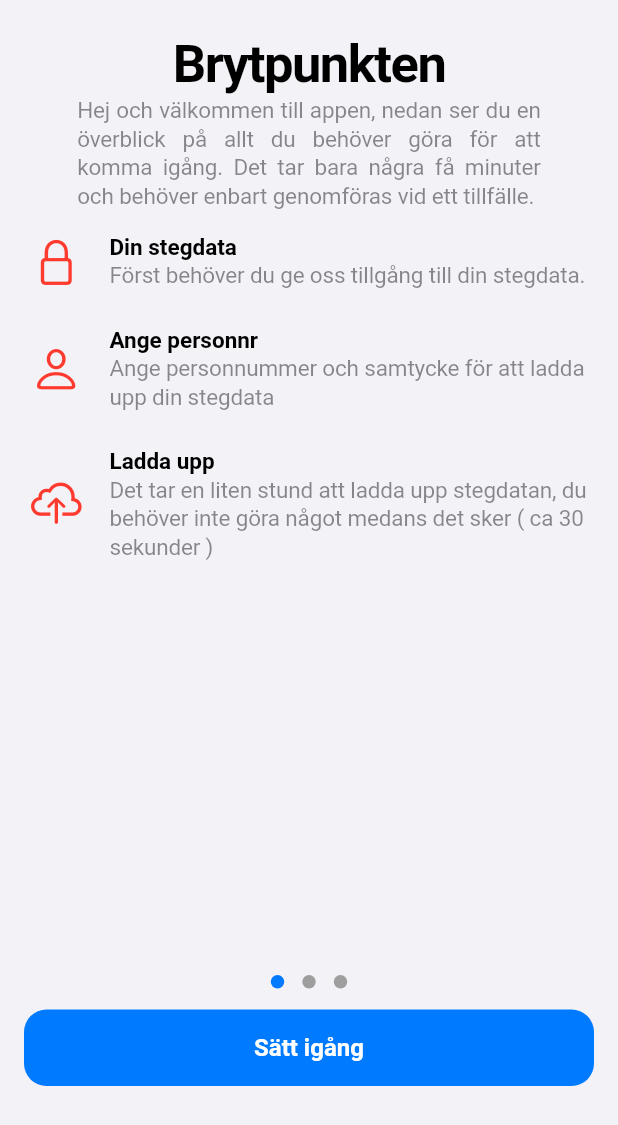
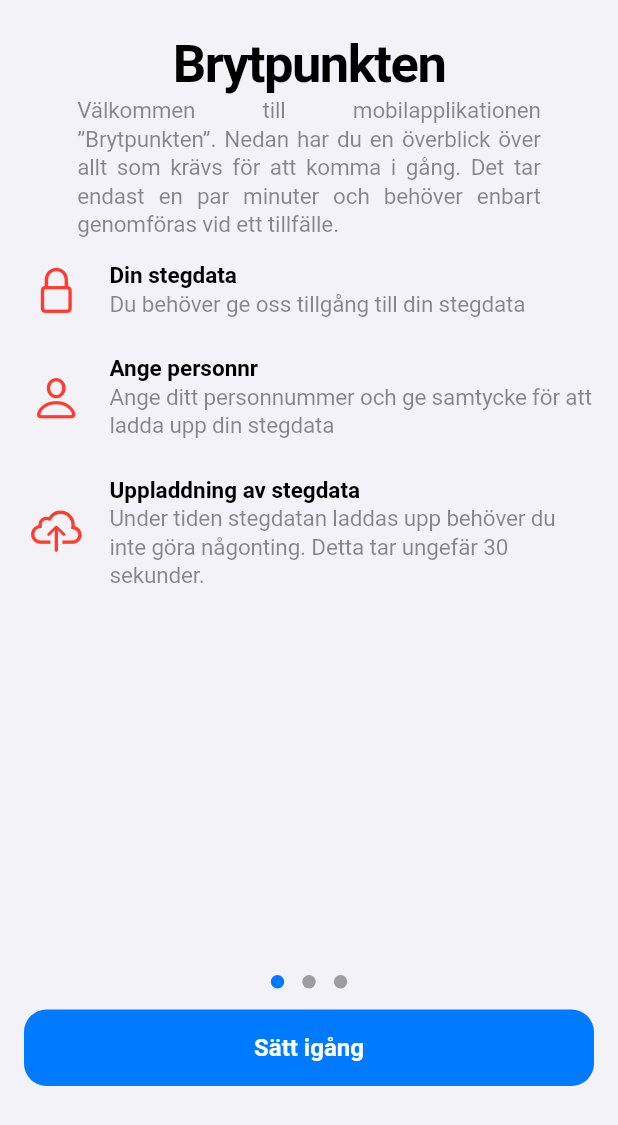
Before and after one commit to hci-gu/joint-replacement-movement, a Flutter app: the screen it shows after launch, on a phone screen of 412 x 824 dp. Shown: the top 1125 px of the screen. Run offline on Flutter 3.47's test engine with Material 3 defaults, Android fonts, the phone set to English and light mode, and no system bars; our stand-ins replace device_info_plus, dio, fl_chart, flutter_hooks, flutter_keyboard_visibility, hooks_riverpod and 2 more; missing offline and left inert: app_settings, personnummer; network calls fail.

Commit message:
just update some texts

```diff
--- a/fracture_movement/lib/screens/introduction.dart
+++ b/fracture_movement/lib/screens/introduction.dart
@@ -36,7 +36,7 @@ class IntroductionScreen extends ConsumerWidget {
           OnboardingFeaturesPage(
             title: const Text('Brytpunkten'),
             description: const Text(
-              'Hej och välkommen till appen, nedan ser du en överblick på allt du behöver göra för att komma igång. Det tar bara några få minuter och behöver enbart genomföras vid ett tillfälle.',
+              'Välkommen till mobilapplikationen ”Brytpunkten”. Nedan har du en överblick över allt som krävs för att komma i gång. Det tar endast en par minuter och behöver enbart genomföras vid ett tillfälle.',
             ),
             features: [
               OnboardingFeature(
@@ -46,7 +46,7 @@ class IntroductionScreen extends ConsumerWidget {
                 ),
                 title: const Text('Din stegdata'),
                 description: const Text(
-                  'Först behöver du ge oss tillgång till din stegdata.',
+                  'Du behöver ge oss tillgång till din stegdata',
                 ),
               ),
               OnboardingFeature(
@@ -56,7 +56,7 @@ class IntroductionScreen extends ConsumerWidget {
                 ),
                 title: const Text('Ange personnr'),
                 description: const Text(
-                  'Ange personnummer och samtycke för att ladda upp din stegdata',
+                  'Ange ditt personnummer och ge samtycke för att ladda upp din stegdata',
                 ),
               ),
               OnboardingFeature(
@@ -64,9 +64,9 @@ class IntroductionScreen extends ConsumerWidget {
                   CupertinoIcons.cloud_upload,
                   color: CupertinoColors.systemRed.resolveFrom(context),
                 ),
-                title: const Text('Ladda upp'),
+                title: const Text('Uppladdning av stegdata'),
                 description: const Text(
-                  'Det tar en liten stund att ladda upp stegdatan, du behöver inte göra något medans det sker ( ca 30 sekunder )',
+                  'Under tiden stegdatan laddas upp behöver du inte göra någonting. Detta tar ungefär 30 sekunder.',
                 ),
               ),
             ],
@@ -74,7 +74,7 @@ class IntroductionScreen extends ConsumerWidget {
           const CupertinoOnboardingPage(
             title: Text('Din stegdata'),
             description: Text(
-              'De behöver ge oss tillgång till din data genom "Hälsa" appen på din iPhone.',
+              'Du behöver ge oss tillgång till din stegdata genom ”Hälsa” applikationen på din Iphone.',
             ),
             bodyPadding: EdgeInsets.zero,
             body: StepDataScreen(
@@ -84,7 +84,7 @@ class IntroductionScreen extends ConsumerWidget {
           CupertinoOnboardingPage(
             title: const Text('Tack för din medverkan!'),
             description: const Text(
-              'Vänligen stanna kvar här tills din stegdata har laddats upp. Det kan ta några minuter.',
+              'Vänligen stanna kvar på denna sida tills din stegdata har laddats upp. När ”Uppladdning klar!” symbolen dyker upp i rutan är allt klart. Det går då bra att stänga ner applikationen. Uppladdningen tar ungefär 30 sekunder ( kan ta längre tid beroende på uppkoppling ).',
             ),
             bodyPadding: EdgeInsets.zero,
             body: Column(
--- a/fracture_movement/pubspec.yaml
+++ b/fracture_movement/pubspec.yaml
@@ -2,7 +2,7 @@ name: fracture_movement
 description: "A new Flutter project."
 publish_to: 'none' # Remove this line if you wish to publish to pub.dev
 
-version: 1.0.3+4
+version: 1.0.4+5
 
 environment:
   sdk: '>=3.2.3 <4.0.0'
```
